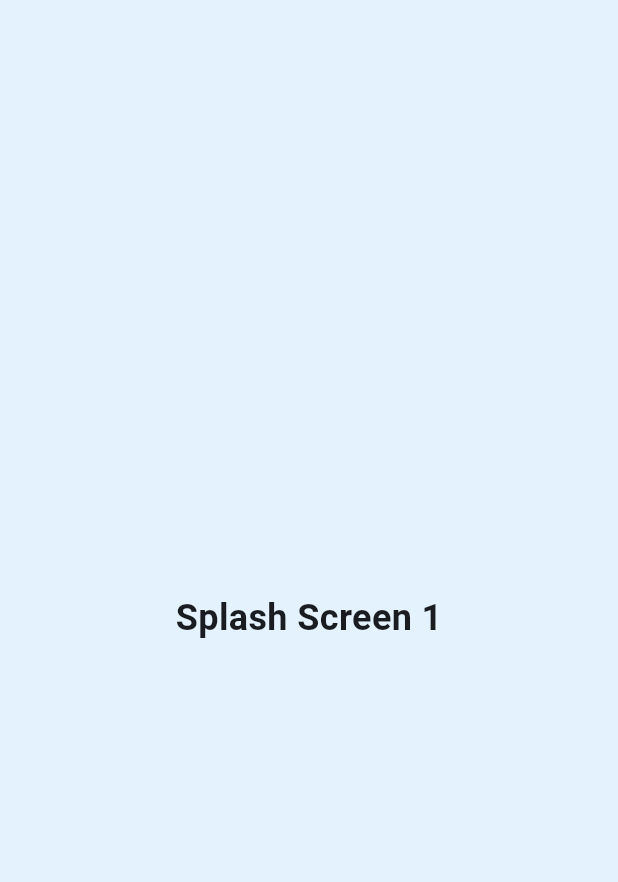
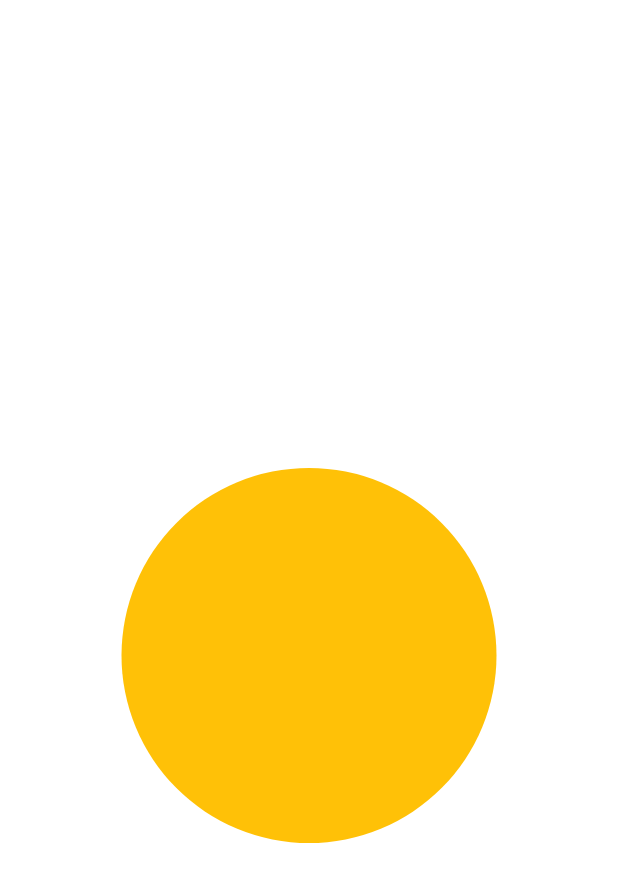
Before and after one commit to Mison1212/splash-screen, a Flutter app: the screen it shows after launch, on a phone screen of 412 x 824 dp. Shown: the top 882 px of the screen. Run offline on Flutter 3.47's test engine with Material 3 defaults, Android fonts, the phone set to English and light mode, and no system bars.

Commit message:
membuat image bulat didalam column

```diff
--- a/lib/main.dart
+++ b/lib/main.dart
@@ -1,4 +1,5 @@
 import 'package:flutter/material.dart';
+import 'package:splash_screen/screen/splash_screen_1.dart';
 
 void main() {
   runApp(const MyApp());
@@ -22,20 +23,3 @@ class MyApp extends StatelessWidget {
     );
   }
 }
-
-class SplashScreen1 extends StatelessWidget {
-  const SplashScreen1({super.key});
-
-  @override
-  Widget build(BuildContext context) {
-    return Scaffold(
-      backgroundColor: Colors.blue.shade50,
-      body: const Center(
-        child: Text(
-          'Splash Screen 1',
-          style: TextStyle(fontSize: 24, fontWeight: FontWeight.bold),
-        ),
-      ),
-    );
-  }
-}
--- a/lib/screen/splash_screen_1.dart
+++ b/lib/screen/splash_screen_1.dart
@@ -7,38 +7,22 @@ class SplashScreen1 extends StatelessWidget {
   Widget build(BuildContext context) {
     return Scaffold(
       backgroundColor: Colors.white,
-      body: Column(
+      body: Center(
+        child: Column(
           mainAxisAlignment: MainAxisAlignment.center,
           children: [
             const SizedBox(height: 50),
-
-          // Membuat Image bulat di dalam Column
             Container(
               width: 250,
               height: 250,
               decoration: const BoxDecoration(
                 shape: BoxShape.circle,
-              color: Colors.amber, // background warna lingkaran
-              image: DecorationImage(
-                image: AssetImage('assets/images/splash_logo.png'),
-                fit: BoxFit.cover, // menyesuaikan gambar ke lingkaran
-              ),
-            ),
-          ),
-
-          const SizedBox(height: 30),
-
-          // Tambahkan widget lainnya di bawah ini nanti
-          const Text(
-            'Selamat Datang di Aplikasi Flutter!',
-            style: TextStyle(
-              fontSize: 22,
-              fontWeight: FontWeight.bold,
-              color: Colors.black,
+                color: Colors.amber,
               ),
             ),
           ],
         ),
+      ),
     );
   }
 }
```
Lines whose indentation alone changed are shown as unchanged.
